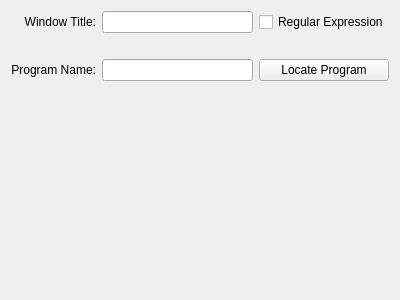
This is plugins/Conditions/ActiveWindow/createactivewindowwidget.ui in KDE/simon as Qt 5 draws it before an edit. The edited form follows.
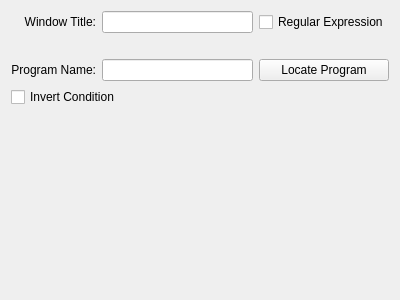
This is the edited form.

Commit message: >Made condition plugins invertible (added gui invert checkbox in createconditionwidget derivatives and changed name function to reflect inversion)

Patch:
```diff
--- a/plugins/Conditions/ActiveWindow/createactivewindowwidget.ui
+++ b/plugins/Conditions/ActiveWindow/createactivewindowwidget.ui
@@ -69,6 +69,22 @@
        </property>
       </widget>
      </item>
+     <item row="3" column="0" colspan="2">
+      <widget class="QCheckBox" name="cbInverted">
+       <property name="toolTip">
+        <string>An inverted condition is satisfied when its specified details are NOT true</string>
+       </property>
+       <property name="whatsThis">
+        <string>An inverted condition is satisfied when its specified details are NOT true</string>
+       </property>
+       <property name="layoutDirection">
+        <enum>Qt::LeftToRight</enum>
+       </property>
+       <property name="text">
+        <string>Invert Condition</string>
+       </property>
+      </widget>
+     </item>
     </layout>
    </item>
    <item>
```
The commit also changes 9 other files.
